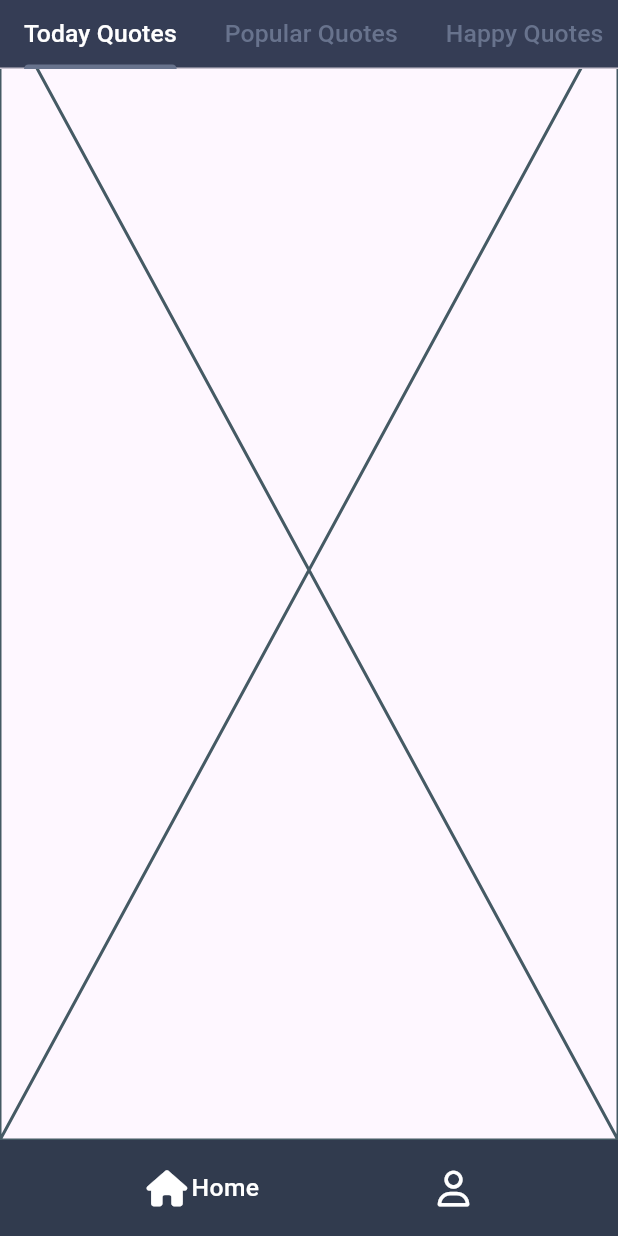
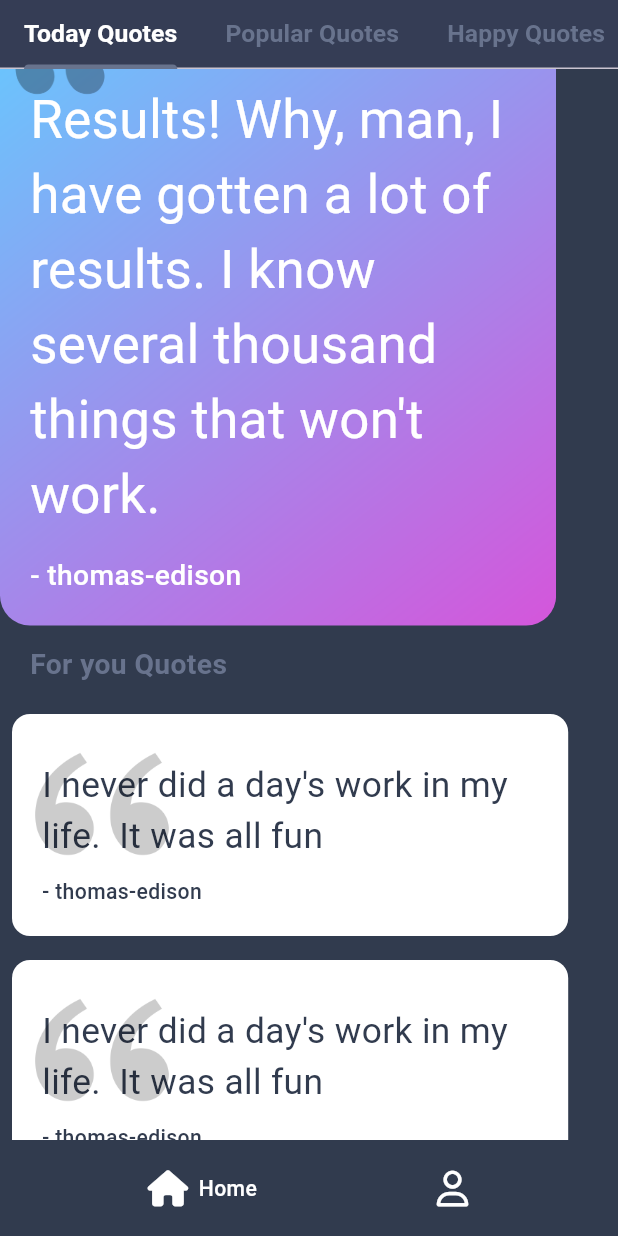
Before and after one commit to Mohamedgamaal16/CodeAlpha_Quotes, a Flutter app: the screen it shows after launch, scrolled down 102 dp, on a phone screen of 412 x 824 dp. Run offline on Flutter 3.47's test engine with Material 3 defaults, Android fonts, the phone set to English and light mode, and no system bars; drawn by our look-alikes of google_nav_bar; our stand-ins replace animated_text_kit, dio, flutter_bloc, font_awesome_flutter, go_router, shared_preferences; Roboto replaces fonts that are missing (Poppins).

Commit message:
working on home page

```diff
--- a/lib/core/utils/app_styles.dart
+++ b/lib/core/utils/app_styles.dart
@@ -10,6 +10,7 @@ abstract class AppStyles {
       fontWeight: FontWeight.w400,
     );
   }
+
   static TextStyle interStyleBold12(BuildContext context) {
     return TextStyle(
       color: Colors.black,
@@ -18,22 +19,25 @@ abstract class AppStyles {
       fontWeight: FontWeight.w700,
     );
   }
-   static TextStyle poppinsStyleMedium12(BuildContext context) {
+
+  static TextStyle poppinsStyleMedium12(BuildContext context) {
     return TextStyle(
       color: Colors.white,
-      fontSize: getResponsiveFontSize(context, fontSize: 14),
+      fontSize: getResponsiveFontSize(context, fontSize: 12),
       fontFamily: 'Poppins',
       fontWeight: FontWeight.w500,
     );
   }
+
   static TextStyle poppinsStyleRegular12(BuildContext context) {
     return TextStyle(
       color: AppColors.kPrimaryColor,
-      fontSize: getResponsiveFontSize(context, fontSize: 12),
+      fontSize: getResponsiveFontSize(context, fontSize: 14),
       fontFamily: 'Poppins',
       fontWeight: FontWeight.w400,
     );
   }
+
   static TextStyle poppinsStyleRegular14(BuildContext context) {
     return TextStyle(
       color: AppColors.kPrimaryColor,
@@ -42,7 +46,8 @@ abstract class AppStyles {
       fontWeight: FontWeight.w400,
     );
   }
-static TextStyle poppinsStyleSemiBold14(BuildContext context) {
+
+  static TextStyle poppinsStyleSemiBold14(BuildContext context) {
     return TextStyle(
       color: AppColors.kPrimaryColor,
       fontSize: getResponsiveFontSize(context, fontSize: 14),
@@ -50,6 +55,7 @@ static TextStyle poppinsStyleSemiBold14(BuildContext context) {
       fontWeight: FontWeight.w600,
     );
   }
+
   static TextStyle poppinsStyleBold14(BuildContext context) {
     return TextStyle(
       color: AppColors.kPrimaryColor,
@@ -59,7 +65,7 @@ static TextStyle poppinsStyleSemiBold14(BuildContext context) {
     );
   }
 
-static TextStyle poppinsStyleSemiBold16(BuildContext context) {
+  static TextStyle poppinsStyleSemiBold16(BuildContext context) {
     return TextStyle(
       color: AppColors.kPrimaryColor,
       fontSize: getResponsiveFontSize(context, fontSize: 16),
@@ -67,6 +73,7 @@ static TextStyle poppinsStyleSemiBold16(BuildContext context) {
       fontWeight: FontWeight.w600,
     );
   }
+
   static TextStyle poppinsStyleMedium16(BuildContext context) {
     return TextStyle(
       color: AppColors.kPrimaryColor,
@@ -75,6 +82,7 @@ static TextStyle poppinsStyleSemiBold16(BuildContext context) {
       fontWeight: FontWeight.w500,
     );
   }
+
   static TextStyle poppinsStyleBold24(BuildContext context) {
     return TextStyle(
       color: AppColors.kPrimaryColor,
@@ -83,7 +91,24 @@ static TextStyle poppinsStyleSemiBold16(BuildContext context) {
       fontWeight: FontWeight.w700,
     );
   }
-   static TextStyle poppinsStyleBold60(BuildContext context) {
+static TextStyle poppinsStyleregular20(BuildContext context) {
+    return TextStyle(
+      color: AppColors.kPrimaryColor,
+      fontSize: getResponsiveFontSize(context, fontSize: 20),
+      fontFamily: 'Poppins',
+      fontWeight: FontWeight.w400,
+    );
+  }
+  static TextStyle poppinsStyleregular30(BuildContext context) {
+    return TextStyle(
+      color: Colors.white,
+      fontSize: getResponsiveFontSize(context, fontSize: 30),
+      fontFamily: 'Poppins',
+      fontWeight: FontWeight.w400,
+    );
+  }
+
+  static TextStyle poppinsStyleBold60(BuildContext context) {
     return TextStyle(
       color: AppColors.kPrimaryColor,
       fontSize: getResponsiveFontSize(context, fontSize: 60),
@@ -91,6 +116,7 @@ static TextStyle poppinsStyleSemiBold16(BuildContext context) {
       fontWeight: FontWeight.w700,
     );
   }
+
   static TextStyle poppinsStyleBold18(BuildContext context) {
     return TextStyle(
       color: Colors.black,
@@ -99,7 +125,6 @@ static TextStyle poppinsStyleSemiBold16(BuildContext context) {
       fontWeight: FontWeight.w700,
     );
   }
-
 }
 
 double getResponsiveFontSize(BuildContext context, {required double fontSize}) {
--- a/lib/core/widgets/bottom_nav_bar.dart
+++ b/lib/core/widgets/bottom_nav_bar.dart
@@ -19,7 +19,7 @@ class CustomBottomNavBar extends StatelessWidget {
       padding: const EdgeInsets.symmetric(vertical: 20, horizontal: 20),
       activeColor: Colors.white,
       textStyle: AppStyles.poppinsStyleMedium12(context),
-      gap: 6,
+      gap: 10,
       tabBackgroundColor: AppColors.kPrimaryColor,
       backgroundColor:AppColors.kPrimaryColor ,
       onTabChange: changePages,mainAxisAlignment: MainAxisAlignment.spaceEvenly,
--- a/lib/features/home/peresetation/views/widgets/custom_app_bar.dart
+++ b/lib/features/home/peresetation/views/widgets/custom_app_bar.dart
@@ -10,7 +10,6 @@ class CustomAppBar extends StatelessWidget {
     super.key,
     required this.title,
   });
-
   @override
   Widget build(BuildContext context) {
     return SliverAppBar(
@@ -19,7 +18,7 @@ class CustomAppBar extends StatelessWidget {
       backgroundColor: AppColors.kPrimaryColor,
       title: GradientText(
         title,
-        style: AppStyles.poppinsStyleBold18(context),
+        style: AppStyles.poppinsStyleBold24(context),
         gradient: const LinearGradient(colors: AppColors.nameGradient),
       ),
       actions: [
@@ -29,13 +28,14 @@ class CustomAppBar extends StatelessWidget {
           onPressed: () {},
         ),
       ],
-      bottom:  TabBar(
+      bottom: TabBar(
         isScrollable: true,
         tabAlignment: TabAlignment.start,
         indicatorColor: const Color(0xff68738D),
         indicatorWeight: 0.0001,
         unselectedLabelColor: const Color(0xff68738D),
-        labelColor: Colors.white,labelStyle: AppStyles.poppinsStyleMedium12(context),
+        labelColor: Colors.white,
+        labelStyle: AppStyles.poppinsStyleSemiBold14(context),
         tabs: const [
           Tab(text: 'Today Quotes'),
           Tab(text: 'Popular Quotes'),
--- a/lib/features/home/peresetation/views/widgets/homw_view_body.dart
+++ b/lib/features/home/peresetation/views/widgets/homw_view_body.dart
@@ -1,4 +1,5 @@
 import 'package:flutter/material.dart';
+import 'package:quotes/core/utils/constants.dart';
 import 'package:quotes/features/home/peresetation/views/widgets/custom_app_bar.dart';
 import 'package:quotes/features/home/peresetation/views/widgets/today_view.dart';
 
@@ -9,20 +10,23 @@ class HomeViewBody extends StatelessWidget {
   Widget build(BuildContext context) {
     return DefaultTabController(
       length: 4,
-      child: NestedScrollView(
-        floatHeaderSlivers: true,
-        headerSliverBuilder: (context, innerBoxIsScrolled) => [
-          const CustomAppBar(
-            title: 'QUOTES',
+      child: Scaffold(backgroundColor: AppColors.kPrimaryColor,
+        body: NestedScrollView(
+          headerSliverBuilder: (BuildContext context, bool innerBoxIsScrolled) {
+            return [
+              const CustomAppBar(title: "Quotes"),
+            ];
+          },
+          body: const TabBarView(
+            children: [
+                TodayView()
+
+              ,
+              TodayView(),
+              TodayView(),
+              TodayView(),
+            ],
           ),
-        ],
-        body: const TabBarView(
-          children: [
-            TodayView(),
-            TodayView(),
-            TodayView(),
-            TodayView(),
-          ],
         ),
       ),
     );
--- /dev/null
+++ b/lib/features/home/peresetation/views/widgets/quotes_card.dart
@@ -0,0 +1,67 @@
+import 'package:flutter/material.dart';
+import 'package:quotes/core/utils/app_styles.dart';
+import 'package:quotes/core/utils/constants.dart';
+
+class QuotesCard extends StatelessWidget {
+  const QuotesCard({
+    super.key,
+    required this.quote,
+    required this.authorName,
+  });
+
+  final String quote, authorName;
+
+  @override
+  Widget build(BuildContext context) {
+    return Stack(
+      children: [
+        // Main Container
+        Container(
+          width: MediaQuery.of(context).size.width * 0.9,
+          decoration: const BoxDecoration(
+            color: Colors.white,
+            borderRadius: BorderRadius.all(Radius.circular(12)),
+          ),
+          child: Padding(
+            padding: const EdgeInsets.only(left: 20, top: 30, right: 20, bottom: 20),
+            child: Column(
+              crossAxisAlignment: CrossAxisAlignment.start,
+              mainAxisSize: MainAxisSize.min,
+              children: [
+                // Quote text
+                Text(
+                  quote,
+                  style: AppStyles.poppinsStyleregular20(context),
+                ),
+                const SizedBox(height: 10),
+                // Author name
+                Text(
+                  '- $authorName',
+                  style: AppStyles.poppinsStyleMedium12(context).copyWith(color: AppColors.kPrimaryColor),
+                ),
+              ],
+            ),
+          ),
+        ),
+
+        // Quote Image
+        Positioned(
+          top: 0,
+          left: 0,
+          child: Container(
+            height: 120,
+            width: 120,
+            decoration: const BoxDecoration(
+              borderRadius: BorderRadius.all(Radius.circular(20)),
+              image: DecorationImage(
+                opacity: 0.2,
+                image: AssetImage("assets/images/quote.png"),
+                fit: BoxFit.fill,
+              ),
+            ),
+          ),
+        ),
+      ],
+    );
+  }
+}
--- /dev/null
+++ b/lib/features/home/peresetation/views/widgets/quotes_card_list.dart
@@ -0,0 +1,20 @@
+import 'package:flutter/material.dart';
+import 'package:quotes/features/home/peresetation/views/widgets/quotes_card.dart';
+
+class QuotesCardList extends StatelessWidget {
+  const QuotesCardList({super.key});
+
+  @override
+  Widget build(BuildContext context) {
+    return ListView.builder(
+        itemCount: 20,
+        itemBuilder: (context, index) {
+          return const Padding(
+            padding: EdgeInsets.all(8.0),
+            child: QuotesCard(
+                quote: "I never did a day's work in my life.  It was all fun",
+                authorName: "thomas-edison"),
+          );
+        });
+  }
+}
--- /dev/null
+++ b/lib/features/home/peresetation/views/widgets/today_card.dart
@@ -0,0 +1,79 @@
+import 'package:flutter/material.dart';
+import 'package:quotes/core/utils/app_styles.dart';
+
+class TodayCard extends StatelessWidget {
+  const TodayCard({
+    super.key,
+    required this.quote,
+    required this.authorName,
+  });
+
+  final String quote, authorName;
+
+  @override
+  Widget build(BuildContext context) {
+    final double minHeight = MediaQuery.of(context).size.height * 0.5;
+
+    return Stack(
+      children: [
+        // Gradient background
+        ConstrainedBox(
+          constraints: BoxConstraints(
+            minHeight: minHeight,
+          ),
+          child: Container(
+            width: MediaQuery.of(context).size.width * 0.9,
+            decoration: const BoxDecoration(
+              borderRadius: BorderRadius.all(Radius.circular(20)),
+              image: DecorationImage(
+                image: AssetImage("assets/images/background1.png"),
+                fit: BoxFit.fill,
+              ),
+            ),
+            child: Padding(
+              padding: const EdgeInsets.only(left: 20, top: 55),
+              child: Column(
+                crossAxisAlignment: CrossAxisAlignment.start,
+                mainAxisSize: MainAxisSize.min,
+                mainAxisAlignment: MainAxisAlignment.center,
+                children: [
+                  Flexible(
+                    child: Text(
+                      quote,
+                      style: AppStyles.poppinsStyleregular30(context),
+                    ),
+                  ),
+                  const SizedBox(height: 15),
+                  Text(
+                    "- $authorName",
+                    style: AppStyles.poppinsStyleMedium16(context)
+                        .copyWith(color: Colors.white),
+                  ),
+                  const SizedBox(height: 20),
+                ],
+              ),
+            ),
+          ),
+        ),
+
+        // Quote image
+        Positioned(
+          top: 0,
+          left: 0,
+          child: Container(
+            height: 80,
+            width: 80,
+            decoration: const BoxDecoration(
+              borderRadius: BorderRadius.all(Radius.circular(20)),
+              image: DecorationImage(
+                opacity: 0.3,
+                image: AssetImage("assets/images/quote.png"),
+                fit: BoxFit.fill,
+              ),
+            ),
+          ),
+        ),
+      ],
+    );
+  }
+}
--- a/lib/features/home/peresetation/views/widgets/today_view.dart
+++ b/lib/features/home/peresetation/views/widgets/today_view.dart
@@ -1,10 +1,41 @@
 import 'package:flutter/material.dart';
+import 'package:quotes/core/utils/app_styles.dart';
+import 'package:quotes/core/utils/constants.dart';
+import 'package:quotes/features/home/peresetation/views/widgets/quotes_card_list.dart';
+import 'package:quotes/features/home/peresetation/views/widgets/today_card.dart';
+
 
 class TodayView extends StatelessWidget {
-  const TodayView({super.key});
+  const TodayView({Key? key}) : super(key: key);
 
   @override
   Widget build(BuildContext context) {
-    return const Placeholder();
+    return CustomScrollView(
+      slivers: [
+        const SliverToBoxAdapter(
+          child: TodayCard(
+            quote:
+                "Results! Why, man, I have gotten a lot of results. I know several thousand things that won't work.",
+            authorName: "thomas-edison",
+          ),
+        ),
+        const SliverToBoxAdapter(child: SizedBox(height: 12.0)),
+        SliverToBoxAdapter(
+          child: Padding(
+            padding: const EdgeInsets.only(left: 20.0),
+            child: Align(
+              alignment: AlignmentDirectional.topStart,
+              child: Text(
+                "For you Quotes",
+                style: AppStyles.poppinsStyleSemiBold16(context)
+                    .copyWith(color: const Color(0xff68738D)),
+              ),
+            ),
+          ),
+        ),
+        const SliverToBoxAdapter(child: SizedBox(height: 12.0)),
+        const SliverFillRemaining(child: AspectRatio(aspectRatio: 1, child: QuotesCardList())),
+      ],
+    );
   }
 }
```
Also changed, not shown: pubspec.yaml (+4 -3 lines), assets/images/bacground2.png (added), assets/images/background1.png (added), assets/images/quote.png (added), pubspec.lock.
